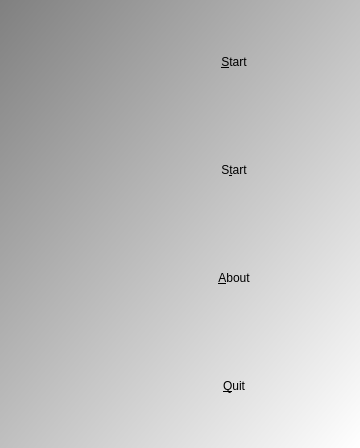
Above: Games/GameTicTacToe/qttictactoemenudialog.ui from richelbilderbeek/ProjectRichelBilderbeek before the change. Below: the same form after it.
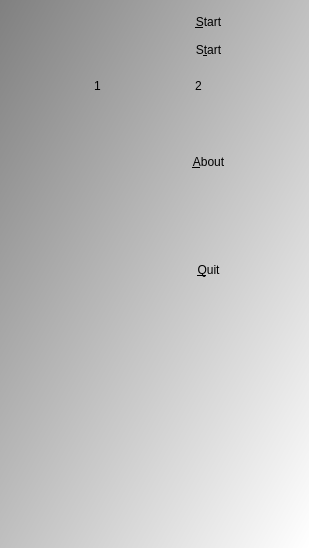
That is the form after the change. Icons and pictures are not drawn.

```diff
--- a/Games/GameTicTacToe/qttictactoemenudialog.ui
+++ b/Games/GameTicTacToe/qttictactoemenudialog.ui
@@ -6,8 +6,8 @@
    <rect>
     <x>0</x>
     <y>0</y>
-    <width>360</width>
-    <height>444</height>
+    <width>309</width>
+    <height>548</height>
    </rect>
   </property>
   <property name="minimumSize">
@@ -29,23 +29,45 @@
 }
 QPushButton { background-color: rgb(255, 255, 255);  }
 QPushButton { color: rgb(0,0,0); }
-QPushButton { font: 48px &quot;Courier New&quot;, courier, monospace }</string>
+QPushButton { font: 48px &quot;Courier New&quot;, courier, monospace }
+QLabel { color: rgb(0,0,0); }
+QLabel { font: 48px &quot;Courier New&quot;, courier, monospace }</string>
   </property>
-  <layout class="QGridLayout" name="gridLayout">
-   <item row="0" column="0">
+  <layout class="QFormLayout" name="formLayout">
+   <item row="7" column="1">
+    <widget class="QPushButton" name="button_about">
+     <property name="sizePolicy">
+      <sizepolicy hsizetype="Minimum" vsizetype="Preferred">
+       <horstretch>0</horstretch>
+       <verstretch>0</verstretch>
+      </sizepolicy>
+     </property>
+     <property name="text">
+      <string>&amp;About</string>
+     </property>
+     <property name="flat">
+      <bool>true</bool>
+     </property>
+    </widget>
+   </item>
+   <item row="9" column="1">
+    <widget class="QPushButton" name="button_quit">
+     <property name="sizePolicy">
+      <sizepolicy hsizetype="Minimum" vsizetype="Preferred">
+       <horstretch>0</horstretch>
+       <verstretch>0</verstretch>
+      </sizepolicy>
+     </property>
+     <property name="text">
+      <string>&amp;Quit</string>
+     </property>
+     <property name="flat">
+      <bool>true</bool>
+     </property>
+    </widget>
+   </item>
+   <item row="1" column="0">
     <widget class="QLabel" name="label">
-     <property name="minimumSize">
-      <size>
-       <width>102</width>
-       <height>102</height>
-      </size>
-     </property>
-     <property name="maximumSize">
-      <size>
-       <width>102</width>
-       <height>102</height>
-      </size>
-     </property>
      <property name="text">
       <string/>
      </property>
@@ -54,30 +76,46 @@
      </property>
     </widget>
    </item>
-   <item row="0" column="1">
-    <widget class="QPushButton" name="button_start">
+   <item row="9" column="0">
+    <widget class="QLabel" name="label_4">
+     <property name="minimumSize">
+      <size>
+       <width>102</width>
+       <height>102</height>
+      </size>
+     </property>
      <property name="text">
-      <string>&amp;Start</string>
+      <string/>
      </property>
-     <property name="flat">
+     <property name="pixmap">
+      <pixmap resource="GameTicTacToe.qrc">:/images/GameTicTacToeX.png</pixmap>
+     </property>
+     <property name="scaledContents">
       <bool>true</bool>
      </property>
     </widget>
    </item>
-   <item row="1" column="0">
+   <item row="7" column="0">
+    <widget class="QLabel" name="label_3">
+     <property name="minimumSize">
+      <size>
+       <width>102</width>
+       <height>102</height>
+      </size>
+     </property>
+     <property name="text">
+      <string/>
+     </property>
+     <property name="pixmap">
+      <pixmap resource="GameTicTacToe.qrc">:/images/R.png</pixmap>
+     </property>
+     <property name="scaledContents">
+      <bool>true</bool>
+     </property>
+    </widget>
+   </item>
+   <item row="3" column="0">
     <widget class="QLabel" name="label_2">
-     <property name="minimumSize">
-      <size>
-       <width>102</width>
-       <height>102</height>
-      </size>
-     </property>
-     <property name="maximumSize">
-      <size>
-       <width>102</width>
-       <height>102</height>
-      </size>
-     </property>
      <property name="text">
       <string/>
      </property>
@@ -86,80 +124,123 @@
      </property>
     </widget>
    </item>
+   <item row="4" column="0" colspan="2">
+    <widget class="QWidget" name="widget" native="true">
+     <layout class="QHBoxLayout" name="horizontalLayout">
+      <item>
+       <spacer name="horizontalSpacer_2">
+        <property name="orientation">
+         <enum>Qt::Horizontal</enum>
+        </property>
+        <property name="sizeHint" stdset="0">
+         <size>
+          <width>40</width>
+          <height>20</height>
+         </size>
+        </property>
+       </spacer>
+      </item>
+      <item>
+       <widget class="QLabel" name="label_5">
+        <property name="text">
+         <string>1</string>
+        </property>
+       </widget>
+      </item>
+      <item>
+       <widget class="QLabel" name="label_7">
+        <property name="text">
+         <string/>
+        </property>
+        <property name="pixmap">
+         <pixmap resource="GameTicTacToe.qrc">:/images/GameTicTacToeHuman.png</pixmap>
+        </property>
+        <property name="scaledContents">
+         <bool>true</bool>
+        </property>
+       </widget>
+      </item>
+      <item>
+       <spacer name="horizontalSpacer">
+        <property name="orientation">
+         <enum>Qt::Horizontal</enum>
+        </property>
+        <property name="sizeHint" stdset="0">
+         <size>
+          <width>40</width>
+          <height>20</height>
+         </size>
+        </property>
+       </spacer>
+      </item>
+      <item>
+       <widget class="QLabel" name="label_6">
+        <property name="text">
+         <string>2</string>
+        </property>
+       </widget>
+      </item>
+      <item>
+       <widget class="QLabel" name="label_8">
+        <property name="text">
+         <string/>
+        </property>
+        <property name="pixmap">
+         <pixmap resource="GameTicTacToe.qrc">:/images/GameTicTacToeComputer.png</pixmap>
+        </property>
+        <property name="scaledContents">
+         <bool>true</bool>
+        </property>
+       </widget>
+      </item>
+      <item>
+       <spacer name="horizontalSpacer_3">
+        <property name="orientation">
+         <enum>Qt::Horizontal</enum>
+        </property>
+        <property name="sizeHint" stdset="0">
+         <size>
+          <width>40</width>
+          <height>20</height>
+         </size>
+        </property>
+       </spacer>
+      </item>
+     </layout>
+    </widget>
+   </item>
    <item row="1" column="1">
+    <widget class="QPushButton" name="button_start">
+     <property name="sizePolicy">
+      <sizepolicy hsizetype="Minimum" vsizetype="Preferred">
+       <horstretch>0</horstretch>
+       <verstretch>0</verstretch>
+      </sizepolicy>
+     </property>
+     <property name="text">
+      <string>&amp;Start</string>
+     </property>
+     <property name="default">
+      <bool>true</bool>
+     </property>
+     <property name="flat">
+      <bool>true</bool>
+     </property>
+    </widget>
+   </item>
+   <item row="3" column="1">
     <widget class="QPushButton" name="button_start_old_school">
+     <property name="sizePolicy">
+      <sizepolicy hsizetype="Minimum" vsizetype="Preferred">
+       <horstretch>0</horstretch>
+       <verstretch>0</verstretch>
+      </sizepolicy>
+     </property>
      <property name="text">
       <string>S&amp;tart</string>
      </property>
-     <property name="flat">
-      <bool>true</bool>
-     </property>
-    </widget>
-   </item>
-   <item row="2" column="0">
-    <widget class="QLabel" name="label_3">
-     <property name="minimumSize">
-      <size>
-       <width>102</width>
-       <height>102</height>
-      </size>
-     </property>
-     <property name="maximumSize">
-      <size>
-       <width>102</width>
-       <height>102</height>
-      </size>
-     </property>
-     <property name="text">
-      <string/>
-     </property>
-     <property name="pixmap">
-      <pixmap resource="GameTicTacToe.qrc">:/images/R.png</pixmap>
-     </property>
-     <property name="scaledContents">
-      <bool>true</bool>
-     </property>
-    </widget>
-   </item>
-   <item row="2" column="1">
-    <widget class="QPushButton" name="button_about">
-     <property name="text">
-      <string>&amp;About</string>
-     </property>
-     <property name="flat">
-      <bool>true</bool>
-     </property>
-    </widget>
-   </item>
-   <item row="3" column="0">
-    <widget class="QLabel" name="label_4">
-     <property name="minimumSize">
-      <size>
-       <width>102</width>
-       <height>102</height>
-      </size>
-     </property>
-     <property name="maximumSize">
-      <size>
-       <width>102</width>
-       <height>102</height>
-      </size>
-     </property>
-     <property name="text">
-      <string/>
-     </property>
-     <property name="pixmap">
-      <pixmap resource="GameTicTacToe.qrc">:/images/X.png</pixmap>
-     </property>
-     <property name="scaledContents">
-      <bool>true</bool>
-     </property>
-    </widget>
-   </item>
-   <item row="3" column="1">
-    <widget class="QPushButton" name="button_quit">
-     <property name="text">
-      <string>&amp;Quit</string>
+     <property name="default">
+      <bool>false</bool>
      </property>
      <property name="flat">
       <bool>true</bool>
```
